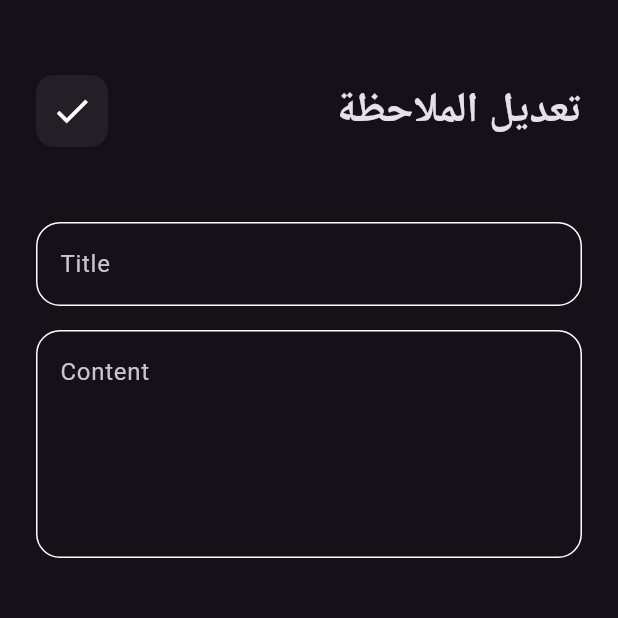
After one commit to MohamedNaif/note_app, a Flutter app: the screen it shows after launch, after a tap on "Note Title", on a phone screen of 412 x 824 dp, the top half of it. The commit adds this screen. Run offline on Flutter 3.47's test engine with Material 3 defaults, Android fonts, the phone set to English and light mode, and no system bars.

Commit message:
edit note view

```diff
--- a/lib/features/note_feature/presentation/views/widgets/custom_app_bar.dart
+++ b/lib/features/note_feature/presentation/views/widgets/custom_app_bar.dart
@@ -3,22 +3,25 @@ import 'package:flutter/material.dart';
 import 'custom_search_icon.dart';
 
 class CustomAppBar extends StatelessWidget {
-  const CustomAppBar({super.key});
+  const CustomAppBar({super.key, required this.title, required this.icon});
+
+  final String title;
+  final IconData icon;
+
 
   @override
   Widget build(BuildContext context) {
-    return const Row(
+    return  Row(
       children: [
-        CustomSearchIcon(),
-        Spacer(),
+        CustomSearchIcon(icon: icon,),
+        const Spacer(),
         Text(
-          'الملاحظات',
-          style: TextStyle(
+          title,
+          style: const TextStyle(
             fontSize: 28,
             fontWeight: FontWeight.bold,
           ),
         ),
-
       ],
     );
   }
--- a/lib/features/note_feature/presentation/views/widgets/custom_bttn.dart
+++ b/lib/features/note_feature/presentation/views/widgets/custom_bttn.dart
@@ -1,10 +1,6 @@
-
-
 import 'package:flutter/material.dart';
 
 import '../../../../../constant.dart';
-
-
 
 class CustomButton extends StatelessWidget {
   const CustomButton({super.key, this.onTap, this.isLoading = false});
@@ -22,7 +18,7 @@ class CustomButton extends StatelessWidget {
         decoration: BoxDecoration(
             color: kPrimaryColor,
             borderRadius: BorderRadius.circular(
-              8,
+              16,
             )),
         child: Center(
           child: isLoading
--- a/lib/features/note_feature/presentation/views/widgets/custom_note_item.dart
+++ b/lib/features/note_feature/presentation/views/widgets/custom_note_item.dart
@@ -1,11 +1,20 @@
 import 'package:flutter/material.dart';
+
+import 'edit_note_view_body.dart';
 
 class CustomNoteItem extends StatelessWidget {
   const CustomNoteItem({super.key});
 
   @override
   Widget build(BuildContext context) {
-    return Container(
+    return GestureDetector(
+      onTap: () {
+        // navigate to edit note view
+        Navigator.push(context, MaterialPageRoute(builder: (context) {
+          return const EditNoteViewBody();
+        }));
+      },
+      child: Container(
         padding: const EdgeInsets.all(18),
         decoration: BoxDecoration(
           color: Colors.grey.withOpacity(0.1),
@@ -39,6 +48,7 @@ class CustomNoteItem extends StatelessWidget {
             ),
           ],
         ),
+      ),
     );
   }
 }
--- a/lib/features/note_feature/presentation/views/widgets/custom_search_icon.dart
+++ b/lib/features/note_feature/presentation/views/widgets/custom_search_icon.dart
@@ -1,10 +1,9 @@
-
-
-
 import 'package:flutter/material.dart';
 
 class CustomSearchIcon extends StatelessWidget {
-  const CustomSearchIcon({super.key});
+  const CustomSearchIcon({super.key, required this.icon});
+
+  final IconData icon;
 
   @override
   Widget build(BuildContext context) {
@@ -15,8 +14,8 @@ class CustomSearchIcon extends StatelessWidget {
         color: Colors.grey.withOpacity(0.1),
         borderRadius: BorderRadius.circular(12),
       ),
-      child: const Icon(
-        Icons.search,
+      child:  Icon(
+        icon,
         size: 28,
       ),
     );
--- /dev/null
+++ b/lib/features/note_feature/presentation/views/widgets/edit_note_view_body.dart
@@ -0,0 +1,37 @@
+import 'package:flutter/material.dart';
+
+import 'custom_app_bar.dart';
+import 'custom_text_field.dart';
+import 'note_list_view.dart';
+
+class EditNoteViewBody extends StatelessWidget {
+  const EditNoteViewBody({super.key});
+
+  @override
+  Widget build(BuildContext context) {
+    return const Scaffold(
+      body: Padding(
+        padding: EdgeInsets.symmetric(horizontal: 24),
+        child: Column(
+          children: [
+            SizedBox(
+              height: 50,
+            ),
+            CustomAppBar(
+              title: 'تعديل الملاحظة',
+              icon: Icons.check,
+            ),
+            SizedBox(
+              height: 50,
+            ),
+            CustomTextField(hint: 'Title'),
+            SizedBox(
+              height: 16,
+            ),
+            CustomTextField(hint: 'Content', maxLines: 5),
+          ],
+        ),
+      ),
+    );
+  }
+}
--- a/lib/features/note_feature/presentation/views/widgets/notes_view_body.dart
+++ b/lib/features/note_feature/presentation/views/widgets/notes_view_body.dart
@@ -1,5 +1,4 @@
 import 'package:flutter/material.dart';
-import 'package:flutter/widgets.dart';
 
 import 'custom_app_bar.dart';
 
@@ -17,7 +16,10 @@ class NotesViewBody extends StatelessWidget {
           SizedBox(
             height: 50,
           ),
-          CustomAppBar(),
+          CustomAppBar(
+            title: 'الملاحظات',
+            icon: Icons.search,
+          ),
           SizedBox(
             height: 20,
           ),
```
Also changed, not shown: lib/features/note_feature/presentation/views/edit_note_view.dart (added, +14 -0 lines). Lines whose indentation alone changed are shown as unchanged.
